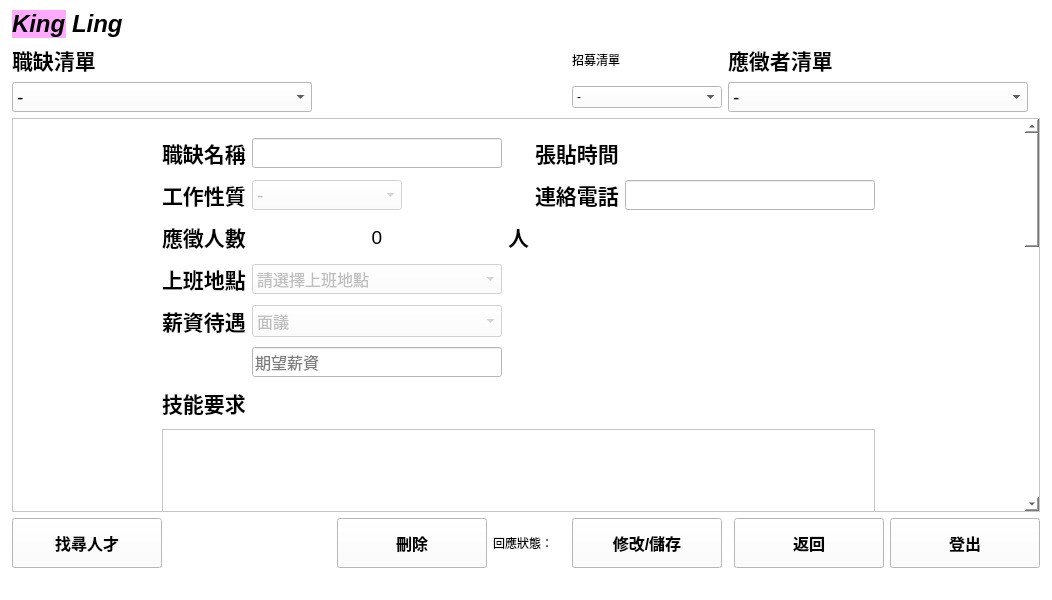
This is UI/job_manage_interface.ui in smilesmilehero/Advanced_Python_final_project_resume_system as Qt 5 draws it before an edit. The edited form follows.
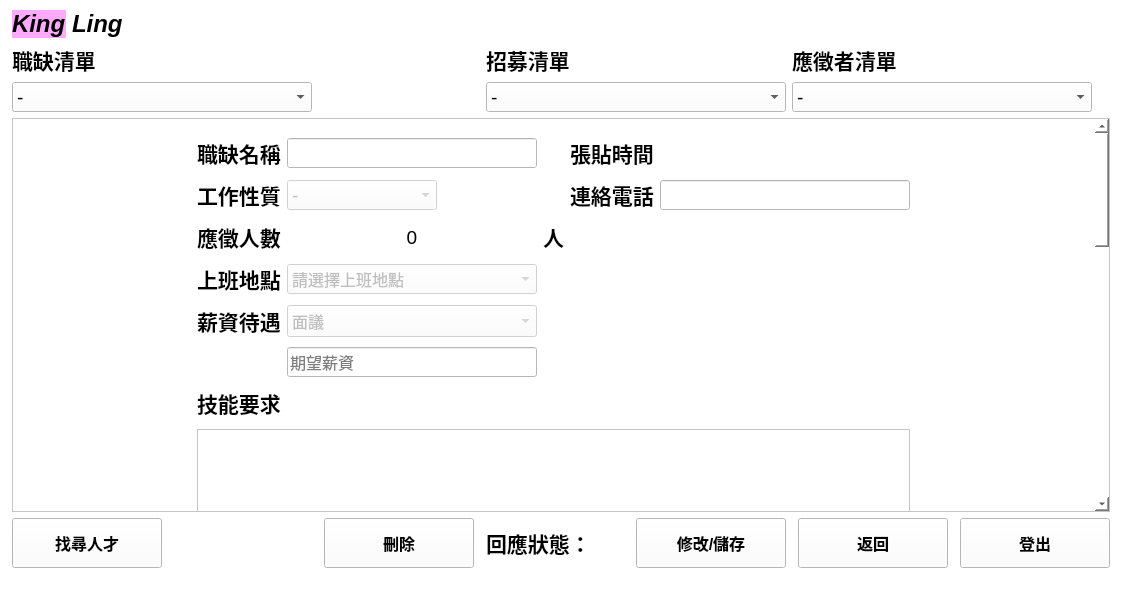
This is the edited form.

The edit to the form file:
```diff
--- a/UI/job_manage_interface.ui
+++ b/UI/job_manage_interface.ui
@@ -6,7 +6,7 @@
    <rect>
     <x>0</x>
     <y>0</y>
-    <width>1052</width>
+    <width>1106</width>
     <height>600</height>
    </rect>
   </property>
@@ -32,6 +32,110 @@
     </property>
     <item row="0" column="0">
      <layout class="QGridLayout" name="gridLayout">
+      <item row="2" column="4" colspan="4">
+       <widget class="QComboBox" name="recruit_comboBox">
+        <property name="sizePolicy">
+         <sizepolicy hsizetype="Maximum" vsizetype="Maximum">
+          <horstretch>0</horstretch>
+          <verstretch>0</verstretch>
+         </sizepolicy>
+        </property>
+        <property name="minimumSize">
+         <size>
+          <width>300</width>
+          <height>30</height>
+         </size>
+        </property>
+        <property name="maximumSize">
+         <size>
+          <width>300</width>
+          <height>30</height>
+         </size>
+        </property>
+        <property name="font">
+         <font>
+          <pointsize>14</pointsize>
+         </font>
+        </property>
+        <item>
+         <property name="text">
+          <string>-</string>
+         </property>
+        </item>
+       </widget>
+      </item>
+      <item row="4" column="8">
+       <spacer name="horizontalSpacer_3">
+        <property name="orientation">
+         <enum>Qt::Horizontal</enum>
+        </property>
+        <property name="sizeHint" stdset="0">
+         <size>
+          <width>40</width>
+          <height>20</height>
+         </size>
+        </property>
+       </spacer>
+      </item>
+      <item row="4" column="6">
+       <spacer name="horizontalSpacer_4">
+        <property name="orientation">
+         <enum>Qt::Horizontal</enum>
+        </property>
+        <property name="sizeHint" stdset="0">
+         <size>
+          <width>40</width>
+          <height>20</height>
+         </size>
+        </property>
+       </spacer>
+      </item>
+      <item row="1" column="8" colspan="2">
+       <widget class="QLabel" name="label_6">
+        <property name="font">
+         <font>
+          <pointsize>16</pointsize>
+          <weight>75</weight>
+          <bold>true</bold>
+         </font>
+        </property>
+        <property name="text">
+         <string>應徵者清單</string>
+        </property>
+       </widget>
+      </item>
+      <item row="4" column="0">
+       <widget class="QPushButton" name="head_hunter_BTN">
+        <property name="sizePolicy">
+         <sizepolicy hsizetype="Minimum" vsizetype="Minimum">
+          <horstretch>0</horstretch>
+          <verstretch>0</verstretch>
+         </sizepolicy>
+        </property>
+        <property name="minimumSize">
+         <size>
+          <width>150</width>
+          <height>50</height>
+         </size>
+        </property>
+        <property name="maximumSize">
+         <size>
+          <width>100</width>
+          <height>50</height>
+         </size>
+        </property>
+        <property name="font">
+         <font>
+          <pointsize>12</pointsize>
+          <weight>75</weight>
+          <bold>true</bold>
+         </font>
+        </property>
+        <property name="text">
+         <string>找尋人才</string>
+        </property>
+       </widget>
+      </item>
       <item row="1" column="0">
        <widget class="QLabel" name="label_13">
         <property name="font">
@@ -85,52 +189,6 @@
         </item>
        </widget>
       </item>
-      <item row="4" column="0">
-       <widget class="QPushButton" name="head_hunter_BTN">
-        <property name="sizePolicy">
-         <sizepolicy hsizetype="Minimum" vsizetype="Minimum">
-          <horstretch>0</horstretch>
-          <verstretch>0</verstretch>
-         </sizepolicy>
-        </property>
-        <property name="minimumSize">
-         <size>
-          <width>150</width>
-          <height>50</height>
-         </size>
-        </property>
-        <property name="maximumSize">
-         <size>
-          <width>100</width>
-          <height>50</height>
-         </size>
-        </property>
-        <property name="font">
-         <font>
-          <pointsize>12</pointsize>
-          <weight>75</weight>
-          <bold>true</bold>
-         </font>
-        </property>
-        <property name="text">
-         <string>找尋人才</string>
-        </property>
-       </widget>
-      </item>
-      <item row="1" column="5" colspan="2">
-       <widget class="QLabel" name="label_6">
-        <property name="font">
-         <font>
-          <pointsize>16</pointsize>
-          <weight>75</weight>
-          <bold>true</bold>
-         </font>
-        </property>
-        <property name="text">
-         <string>應徵者清單</string>
-        </property>
-       </widget>
-      </item>
       <item row="0" column="0">
        <layout class="QGridLayout" name="gridLayout_5">
         <item row="0" column="0">
@@ -206,7 +264,7 @@
         </item>
        </layout>
       </item>
-      <item row="2" column="5" colspan="3">
+      <item row="2" column="8" colspan="4">
        <widget class="QComboBox" name="interviewer_comboBox">
         <property name="sizePolicy">
          <sizepolicy hsizetype="Maximum" vsizetype="Maximum">
@@ -240,7 +298,7 @@
         </item>
        </widget>
       </item>
-      <item row="4" column="7">
+      <item row="4" column="11">
        <widget class="QPushButton" name="logout_BTN">
         <property name="sizePolicy">
          <sizepolicy hsizetype="Minimum" vsizetype="Minimum">
@@ -278,7 +336,7 @@
         </property>
        </widget>
       </item>
-      <item row="4" column="6">
+      <item row="4" column="9">
        <widget class="QPushButton" name="back_BTN">
         <property name="sizePolicy">
          <sizepolicy hsizetype="Minimum" vsizetype="Minimum">
@@ -316,7 +374,7 @@
         </property>
        </widget>
       </item>
-      <item row="4" column="4">
+      <item row="4" column="7">
        <widget class="QPushButton" name="update_save_BTN">
         <property name="sizePolicy">
          <sizepolicy hsizetype="Minimum" vsizetype="Minimum">
@@ -348,14 +406,14 @@
         </property>
        </widget>
       </item>
-      <item row="1" column="4">
-       <widget class="QLabel" name="label_23">
+      <item row="4" column="5">
+       <widget class="QLabel" name="result_label">
         <property name="text">
-         <string>招募清單</string>
+         <string/>
         </property>
        </widget>
       </item>
-      <item row="3" column="0" colspan="8">
+      <item row="3" column="0" colspan="12">
        <widget class="QScrollArea" name="scrollArea">
         <property name="enabled">
          <bool>true</bool>
@@ -371,7 +429,7 @@
           <rect>
            <x>0</x>
            <y>0</y>
-           <width>1032</width>
+           <width>1064</width>
            <height>1244</height>
           </rect>
          </property>
@@ -1841,30 +1899,21 @@
         </widget>
        </widget>
       </item>
-      <item row="2" column="4">
-       <widget class="QComboBox" name="recruit_comboBox">
-        <item>
-         <property name="text">
-          <string>-</string>
-         </property>
-        </item>
-       </widget>
-      </item>
-      <item row="4" column="2">
+      <item row="4" column="4">
        <widget class="QLabel" name="label_24">
+        <property name="font">
+         <font>
+          <pointsize>16</pointsize>
+          <weight>75</weight>
+          <bold>true</bold>
+         </font>
+        </property>
         <property name="text">
          <string>回應狀態：</string>
         </property>
        </widget>
       </item>
-      <item row="4" column="3">
-       <widget class="QLabel" name="result_label">
-        <property name="text">
-         <string/>
-        </property>
-       </widget>
-      </item>
-      <item row="4" column="1">
+      <item row="4" column="2">
        <widget class="QPushButton" name="delete_job_BTN">
         <property name="sizePolicy">
          <sizepolicy hsizetype="Minimum" vsizetype="Minimum">
@@ -1896,6 +1945,59 @@
         </property>
        </widget>
       </item>
+      <item row="4" column="10">
+       <spacer name="horizontalSpacer_2">
+        <property name="orientation">
+         <enum>Qt::Horizontal</enum>
+        </property>
+        <property name="sizeHint" stdset="0">
+         <size>
+          <width>40</width>
+          <height>20</height>
+         </size>
+        </property>
+       </spacer>
+      </item>
+      <item row="1" column="4" colspan="4">
+       <widget class="QLabel" name="label_23">
+        <property name="font">
+         <font>
+          <pointsize>16</pointsize>
+          <weight>75</weight>
+          <bold>true</bold>
+         </font>
+        </property>
+        <property name="text">
+         <string>招募清單</string>
+        </property>
+       </widget>
+      </item>
+      <item row="4" column="3">
+       <spacer name="horizontalSpacer_7">
+        <property name="orientation">
+         <enum>Qt::Horizontal</enum>
+        </property>
+        <property name="sizeHint" stdset="0">
+         <size>
+          <width>40</width>
+          <height>20</height>
+         </size>
+        </property>
+       </spacer>
+      </item>
+      <item row="4" column="1">
+       <spacer name="horizontalSpacer_14">
+        <property name="orientation">
+         <enum>Qt::Horizontal</enum>
+        </property>
+        <property name="sizeHint" stdset="0">
+         <size>
+          <width>40</width>
+          <height>20</height>
+         </size>
+        </property>
+       </spacer>
+      </item>
      </layout>
     </item>
    </layout>
```
Left out of the diff: 21 changed lines with no effect on the pictures.
